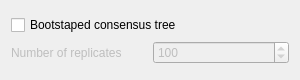
Above: src/plugins_3rdparty/phylip/src/ui/SeqBootModel.ui from violethaze74/ugene before the change. Below: the same form after it.
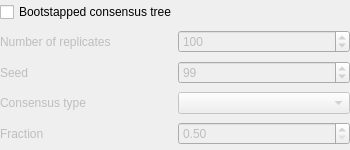
That is the form after the change.

What changed in the file:
```diff
--- a/src/plugins_3rdparty/phylip/src/ui/SeqBootModel.ui
+++ b/src/plugins_3rdparty/phylip/src/ui/SeqBootModel.ui
@@ -6,22 +6,29 @@
    <rect>
     <x>0</x>
     <y>0</y>
-    <width>300</width>
-    <height>80</height>
+    <width>350</width>
+    <height>150</height>
    </rect>
   </property>
+  <property name="minimumSize">
+   <size>
+    <width>350</width>
+    <height>120</height>
+   </size>
+  </property>
   <property name="windowTitle">
    <string>Form</string>
   </property>
-  <layout class="QVBoxLayout" name="verticalLayout_2">
-   <item>
     <layout class="QVBoxLayout" name="verticalLayout">
+   <property name="margin">
+    <number>0</number>
+   </property>
      <item>
       <layout class="QHBoxLayout" name="horizontalLayout_2">
        <item>
         <widget class="QCheckBox" name="bootstrapCheckBox">
          <property name="text">
-          <string>Bootstaped consensus tree</string>
+        <string>Bootstapped consensus tree</string>
          </property>
         </widget>
        </item>
@@ -56,6 +63,82 @@
         </widget>
        </item>
       </layout>
+   </item>
+   <item>
+    <layout class="QHBoxLayout" name="horizontalLayout_3">
+     <item>
+      <widget class="QLabel" name="label3">
+       <property name="enabled">
+        <bool>false</bool>
+       </property>
+       <property name="text">
+        <string>Seed</string>
+       </property>
+      </widget>
+     </item>
+     <item>
+      <widget class="QSpinBox" name="seedSpinBox">
+       <property name="enabled">
+        <bool>false</bool>
+       </property>
+       <property name="maximum">
+        <number>32765</number>
+       </property>
+       <property name="value">
+        <number>99</number>
+       </property>
+      </widget>
+     </item>
+    </layout>
+   </item>
+   <item>
+    <layout class="QHBoxLayout" name="horizontalLayout_5">
+     <item>
+      <widget class="QLabel" name="label4">
+       <property name="enabled">
+        <bool>false</bool>
+       </property>
+       <property name="text">
+        <string>Consensus type</string>
+       </property>
+      </widget>
+     </item>
+     <item>
+      <widget class="QComboBox" name="ConsModeComboBox">
+       <property name="enabled">
+        <bool>false</bool>
+       </property>
+      </widget>
+     </item>
+    </layout>
+   </item>
+   <item>
+    <layout class="QHBoxLayout" name="horizontalLayout_4">
+     <item>
+      <widget class="QLabel" name="label5">
+       <property name="enabled">
+        <bool>false</bool>
+       </property>
+       <property name="text">
+        <string>Fraction</string>
+       </property>
+      </widget>
+     </item>
+     <item>
+      <widget class="QDoubleSpinBox" name="FractionSpinBox">
+       <property name="enabled">
+        <bool>false</bool>
+       </property>
+       <property name="minimum">
+        <double>0.500000000000000</double>
+       </property>
+       <property name="maximum">
+        <double>1.000000000000000</double>
+       </property>
+       <property name="singleStep">
+        <double>0.100000000000000</double>
+       </property>
+      </widget>
      </item>
     </layout>
    </item>
```
Lines whose indentation alone changed are shown as unchanged.
